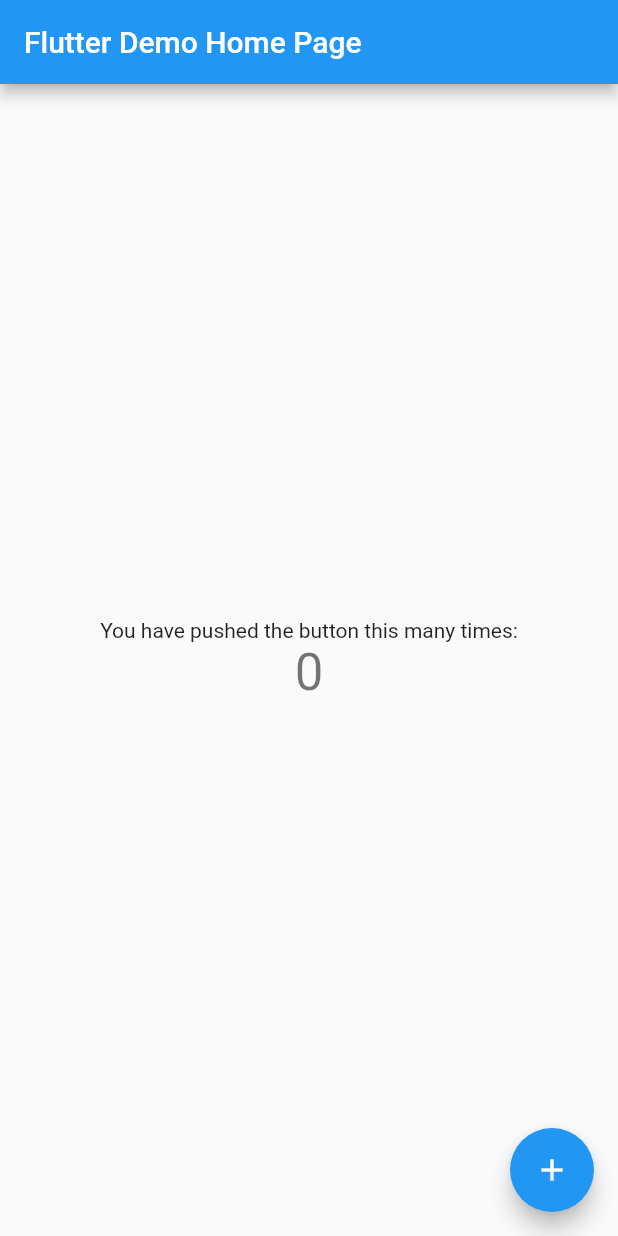
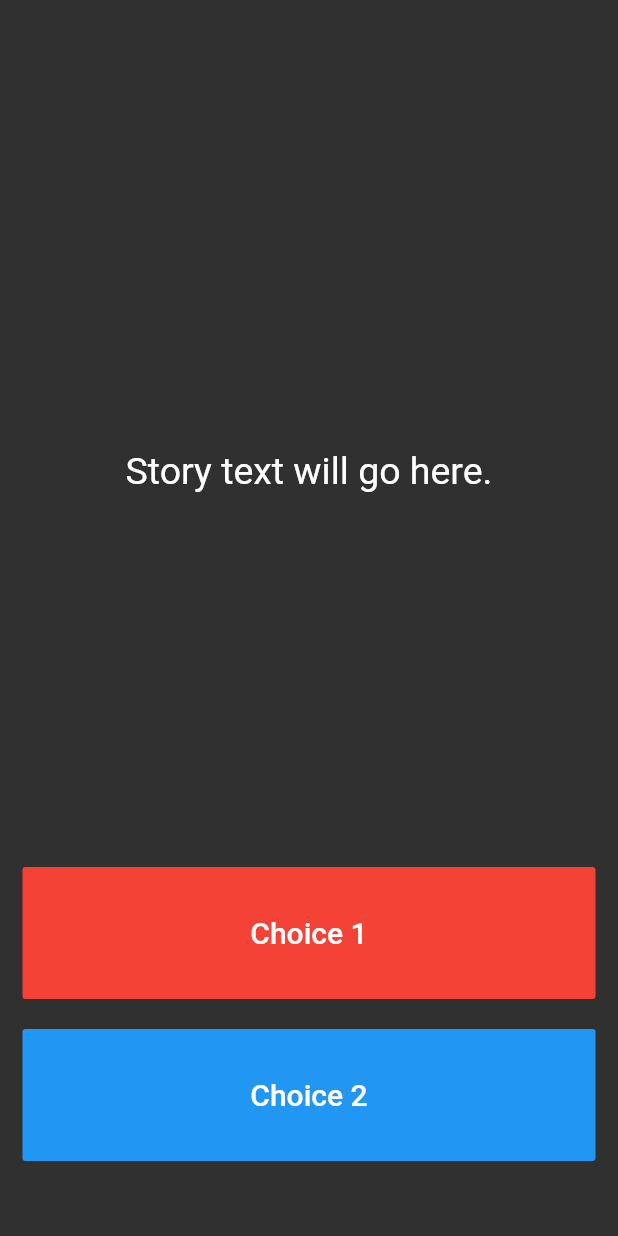
Before and after one commit to arvan903/choose_destination_game, a Flutter app: the screen it shows after launch, on a phone screen of 412 x 824 dp. Run offline on Flutter 3.47's test engine with Material 2 defaults, Android fonts, the phone set to English and light mode, and no system bars.

Commit message:
forms added

```diff
--- a/lib/main.dart
+++ b/lib/main.dart
@@ -1,115 +1,95 @@
 import 'package:flutter/material.dart';
 
-void main() {
-  runApp(const MyApp());
-}
+//TODO: Step 15 - Run the app and see if you can see the screen update with the first story. Delete this TODO if it looks as you expected.
 
-class MyApp extends StatelessWidget {
-  const MyApp({Key? key}) : super(key: key);
+void main() => runApp(Destini());
 
-  // This widget is the root of your application.
-  @override
+class Destini extends StatelessWidget {
   Widget build(BuildContext context) {
     return MaterialApp(
-      title: 'Flutter Demo',
-      theme: ThemeData(
-        // This is the theme of your application.
-        //
-        // Try running your application with "flutter run". You'll see the
-        // application has a blue toolbar. Then, without quitting the app, try
-        // changing the primarySwatch below to Colors.green and then invoke
-        // "hot reload" (press "r" in the console where you ran "flutter run",
-        // or simply save your changes to "hot reload" in a Flutter IDE).
-        // Notice that the counter didn't reset back to zero; the application
-        // is not restarted.
-        primarySwatch: Colors.blue,
-      ),
-      home: const MyHomePage(title: 'Flutter Demo Home Page'),
+      theme: ThemeData.dark(),
+      home: StoryPage(),
     );
   }
 }
 
-class MyHomePage extends StatefulWidget {
-  const MyHomePage({Key? key, required this.title}) : super(key: key);
+//TODO: Step 9 - Create a new storyBrain object from the StoryBrain class.
 
-  // This widget is the home page of your application. It is stateful, meaning
-  // that it has a State object (defined below) that contains fields that affect
-  // how it looks.
-
-  // This class is the configuration for the state. It holds the values (in this
-  // case the title) provided by the parent (in this case the App widget) and
-  // used by the build method of the State. Fields in a Widget subclass are
-  // always marked "final".
-
-  final String title;
-
-  @override
-  State<MyHomePage> createState() => _MyHomePageState();
+class StoryPage extends StatefulWidget {
+  _StoryPageState createState() => _StoryPageState();
 }
 
-class _MyHomePageState extends State<MyHomePage> {
-  int _counter = 0;
-
-  void _incrementCounter() {
-    setState(() {
-      // This call to setState tells the Flutter framework that something has
-      // changed in this State, which causes it to rerun the build method below
-      // so that the display can reflect the updated values. If we changed
-      // _counter without calling setState(), then the build method would not be
-      // called again, and so nothing would appear to happen.
-      _counter++;
-    });
-  }
-
+class _StoryPageState extends State<StoryPage> {
   @override
   Widget build(BuildContext context) {
-    // This method is rerun every time setState is called, for instance as done
-    // by the _incrementCounter method above.
-    //
-    // The Flutter framework has been optimized to make rerunning build methods
-    // fast, so that you can just rebuild anything that needs updating rather
-    // than having to individually change instances of widgets.
     return Scaffold(
-      appBar: AppBar(
-        // Here we take the value from the MyHomePage object that was created by
-        // the App.build method, and use it to set our appbar title.
-        title: Text(widget.title),
-      ),
-      body: Center(
-        // Center is a layout widget. It takes a single child and positions it
-        // in the middle of the parent.
-        child: Column(
-          // Column is also a layout widget. It takes a list of children and
-          // arranges them vertically. By default, it sizes itself to fit its
-          // children horizontally, and tries to be as tall as its parent.
-          //
-          // Invoke "debug painting" (press "p" in the console, choose the
-          // "Toggle Debug Paint" action from the Flutter Inspector in Android
-          // Studio, or the "Toggle Debug Paint" command in Visual Studio Code)
-          // to see the wireframe for each widget.
-          //
-          // Column has various properties to control how it sizes itself and
-          // how it positions its children. Here we use mainAxisAlignment to
-          // center the children vertically; the main axis here is the vertical
-          // axis because Columns are vertical (the cross axis would be
-          // horizontal).
-          mainAxisAlignment: MainAxisAlignment.center,
-          children: <Widget>[
-            const Text(
-              'You have pushed the button this many times:',
-            ),
-            Text(
-              '$_counter',
-              style: Theme.of(context).textTheme.headline4,
-            ),
-          ],
+      body: Container(
+        //TODO: Step 1 - Add background.png to this Container as a background image.
+        padding: EdgeInsets.symmetric(vertical: 50.0, horizontal: 15.0),
+        constraints: BoxConstraints.expand(),
+        child: SafeArea(
+          child: Column(
+            crossAxisAlignment: CrossAxisAlignment.stretch,
+            children: <Widget>[
+              Expanded(
+                flex: 12,
+                child: Center(
+                  child: Text(
+                    //TODO: Step 10 - use the storyBrain to get the first story title and display it in this Text Widget.
+                    'Story text will go here.',
+                    style: TextStyle(
+                      fontSize: 25.0,
+                    ),
+                  ),
+                ),
+              ),
+              Expanded(
+                flex: 2,
+                child: FlatButton(
+                  onPressed: () {
+                    //Choice 1 made by user.
+                    //TODO: Step 18 - Call the nextStory() method from storyBrain and pass the number 1 as the choice made by the user.
+                  },
+                  color: Colors.red,
+                  child: Text(
+                    //TODO: Step 13 - Use the storyBrain to get the text for choice 1.
+                    'Choice 1',
+                    style: TextStyle(
+                      fontSize: 20.0,
+                    ),
+                  ),
+                ),
+              ),
+              SizedBox(
+                height: 20.0,
+              ),
+              Expanded(
+                flex: 2,
+                //TODO: Step 26 - Use a Flutter Visibility Widget to wrap this FlatButton.
+                //TODO: Step 28 - Set the "visible" property of the Visibility Widget to equal the output from the buttonShouldBeVisible() method in the storyBrain.
+                child: FlatButton(
+                  onPressed: () {
+                    //Choice 2 made by user.
+                    //TODO: Step 19 - Call the nextStory() method from storyBrain and pass the number 2 as the choice made by the user.
+                  },
+                  color: Colors.blue,
+                  child: Text(
+                    //TODO: Step 14 - Use the storyBrain to get the text for choice 2.
+                    'Choice 2',
+                    style: TextStyle(
+                      fontSize: 20.0,
+                    ),
+                  ),
+                ),
+              ),
+            ],
+          ),
         ),
       ),
-      floatingActionButton: FloatingActionButton(
-        onPressed: _incrementCounter,
-        tooltip: 'Increment',
-        child: const Icon(Icons.add),
-      ), // This trailing comma makes auto-formatting nicer for build methods.
     );
   }
 }
+
+//TODO: Step 24 - Run the app and try to figure out what code you need to add to this file to make the story change when you press on the choice buttons.
+
+//TODO: Step 29 - Run the app and test it against the Story Outline to make sure you've completed all the steps. The code for the completed app can be found here: https://github.com/londonappbrewery/destini-challenge-completed/
```
Also changed, not shown: lib/story.dart (added), lib/story_brain.dart (added).
